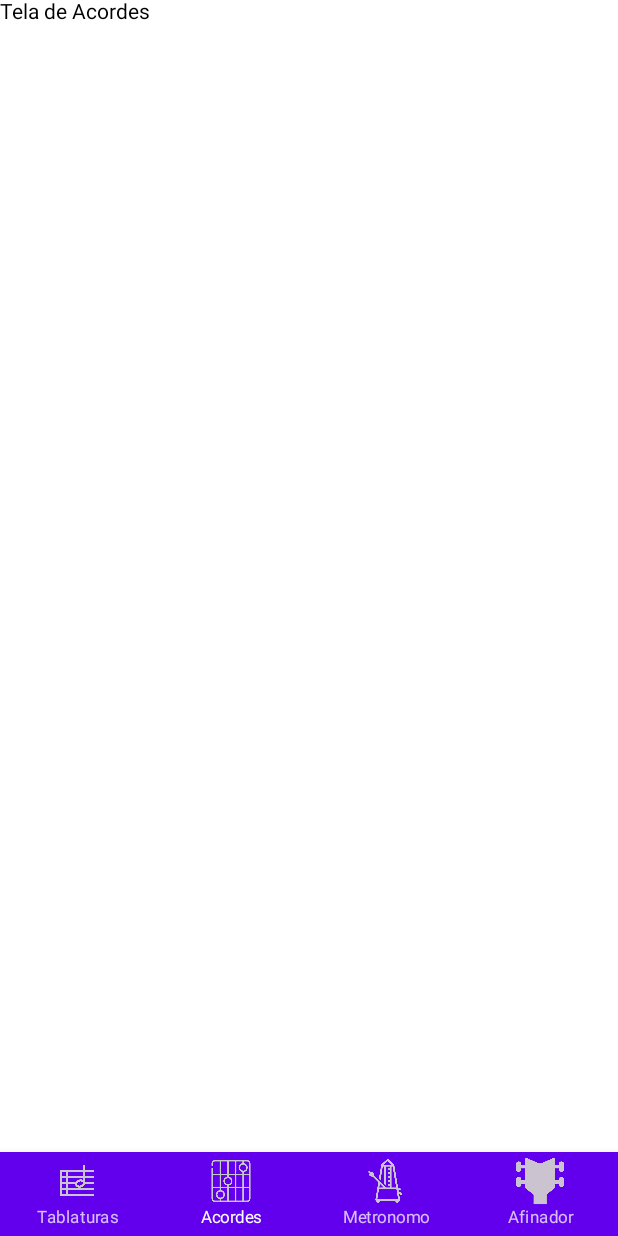
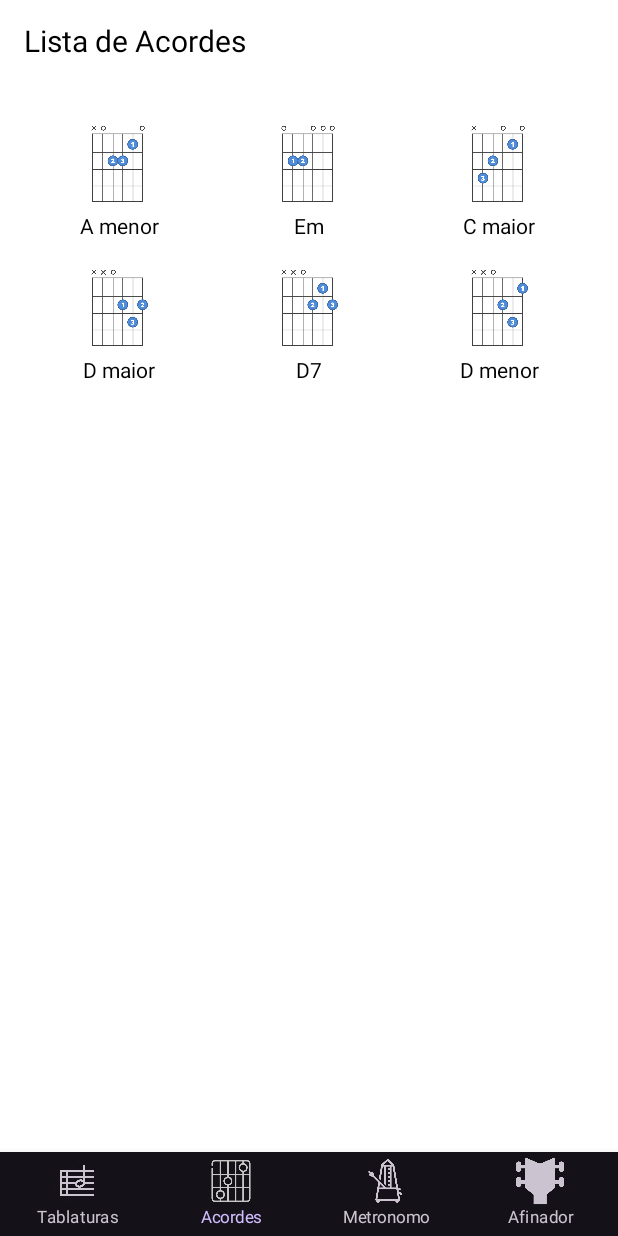
Before and after one commit to lefranc20/ViolaoSuite, an Android app built with Jetpack Compose: the screen it shows after launch (MainActivity), on a phone screen of 412 x 824 dp. Run offline under Robolectric (Android 15) with nearby library versions, the phone set to English and light mode, and no system bars.

Commit message:
Tela de Acordes básica adicionada

```diff
--- a/app/src/main/java/com/example/violao_suite/MainActivity.kt
+++ b/app/src/main/java/com/example/violao_suite/MainActivity.kt
@@ -1,42 +1,38 @@
 package com.example.violao_suite
 
-// import androidx.compose.material3.*
+import androidx.compose.foundation.Image
+import androidx.compose.foundation.layout.*
+import androidx.compose.foundation.lazy.grid.*
 import androidx.compose.material.*
-
 import android.annotation.SuppressLint
 import android.os.Bundle
 import androidx.activity.ComponentActivity
 import androidx.activity.compose.setContent
-import androidx.compose.foundation.Image
-import androidx.compose.foundation.layout.fillMaxSize
-//noinspection UsingMaterialAndMaterial3Libraries
 import androidx.compose.runtime.*
+import androidx.compose.ui.Alignment
 import androidx.compose.ui.Modifier
+import androidx.compose.ui.graphics.Color
 import androidx.compose.ui.res.painterResource
+import androidx.compose.ui.unit.dp
+import androidx.compose.ui.unit.sp
 import androidx.navigation.NavHostController
 import androidx.navigation.compose.rememberNavController
 import androidx.navigation.compose.NavHost
 import androidx.navigation.compose.composable
-import androidx.compose.ui.unit.dp
-import androidx.compose.ui.Alignment
-import androidx.compose.foundation.layout.size
-import androidx.compose.ui.unit.sp // Import para definir o tamanho da fonte
-import androidx.compose.foundation.Image
 import androidx.navigation.compose.currentBackStackEntryAsState
-import com.example.violao_suite.R
 
 class MainActivity : ComponentActivity() {
     override fun onCreate(savedInstanceState: Bundle?) {
         super.onCreate(savedInstanceState)
         setContent {
-            MyApp()
+            App()
         }
     }
 }
 
 @SuppressLint("UnusedMaterialScaffoldPaddingParameter")
 @Composable
-fun MyApp() {
+fun App() {
     val navController = rememberNavController()
     Scaffold(
         bottomBar = { BottomNavigationBar(navController) }
@@ -51,54 +47,48 @@ fun currentRoute(navController: NavHostController): String? {
     return navBackStackEntry?.destination?.route
 }
 
-
 @Composable
 fun BottomNavigationBar(navController: NavHostController) {
     val items = listOf("tablaturas", "acordes", "metronomo", "afinador")
     val currentRoute = currentRoute(navController)
-    BottomNavigation {
+    BottomNavigation(
+        backgroundColor = Color(0xFF141218), // Cor de fundo da barra de navegação inferior
+    ) {
         items.forEach { screen ->
             BottomNavigationItem(
                 icon = {
                     when (screen) {
                         "tablaturas" -> Image(
-                            painter = painterResource(id = R.drawable.ic_tablaturas), // Substitua pelo ID da sua imagem
+                            painter = painterResource(id = R.drawable.ic_tablaturas),
                             contentDescription = "Tablaturas",
-                            modifier = Modifier
-                                .size(32.dp) // Tamanho do ícone
-                                .align(Alignment.CenterVertically) // Centraliza verticalmente
+                            modifier = Modifier.size(32.dp)
                         )
                         "acordes" -> Image(
-                            painter = painterResource(id = R.drawable.ic_acordes), // Substitua pelo ID da sua imagem
+                            painter = painterResource(id = R.drawable.ic_acordes),
                             contentDescription = "Acordes",
-                            modifier = Modifier
-                                .size(32.dp) // Tamanho do ícone
-                                .align(Alignment.CenterVertically) // Centraliza verticalmente
+                            modifier = Modifier.size(32.dp)
                         )
                         "metronomo" -> Image(
-                            painter = painterResource(id = R.drawable.ic_metronomo), // Substitua pelo ID da sua imagem
+                            painter = painterResource(id = R.drawable.ic_metronomo),
                             contentDescription = "Metronomo",
-                            modifier = Modifier
-                                .size(32.dp) // Tamanho do ícone
-                                .align(Alignment.CenterVertically) // Centraliza verticalmente
+                            modifier = Modifier.size(32.dp)
                         )
                         "afinador" -> Image(
-                            painter = painterResource(id = R.drawable.ic_afinador), // Substitua pelo ID da sua imagem
+                            painter = painterResource(id = R.drawable.ic_afinador),
                             contentDescription = "Afinador",
-                            modifier = Modifier
-                                .size(32.dp) // Tamanho do ícone
-                                .align(Alignment.CenterVertically) // Centraliza verticalmentes
-                                ,
+                            modifier = Modifier.size(32.dp)
                         )
                     }
                 },
                 label = {
                     Text(
                         text = screen.replaceFirstChar { it.uppercase() },
-                        fontSize = 11.sp, // Altere o tamanho da fonte conforme necessário
+                        fontSize = 11.sp,
                     )
                 },
                 selected = currentRoute == screen,
+                selectedContentColor = Color(0xFFD0BCFE), // Cor quando o item está selecionado
+                unselectedContentColor = Color(0xFFCAC4D0), // Cor quando o item não está selecionado
                 onClick = {
                     navController.navigate(screen) {
                         popUpTo(navController.graph.startDestinationId) {
@@ -123,9 +113,48 @@ fun NavigationHost(navController: NavHostController) {
     }
 }
 
+// Exibição da lista de acordes em uma grade
 @Composable
 fun AcordesScreen() {
-    Text(text = "Tela de Acordes", modifier = Modifier.fillMaxSize())
+    val acordes = listOf(
+        Pair("A menor", R.drawable.img_am), // Substitua pelos IDs das suas imagens
+        Pair("Em", R.drawable.img_em),
+        Pair("C maior", R.drawable.img_c),
+        Pair("D maior", R.drawable.img_d),
+        Pair("D7", R.drawable.img_d7),
+        Pair("D menor", R.drawable.img_dm)
+    )
+
+    Column(modifier = Modifier.fillMaxSize()) {
+        Text(
+            text = "Lista de Acordes",
+            modifier = Modifier.padding(16.dp),
+            fontSize = 20.sp
+        )
+
+        LazyVerticalGrid(
+            columns = GridCells.Fixed(3), // Define 3 colunas
+            contentPadding = PaddingValues(16.dp),
+            modifier = Modifier.fillMaxSize()
+        ) {
+            items(acordes) { acorde ->
+                Column(
+                    horizontalAlignment = Alignment.CenterHorizontally,
+                    modifier = Modifier.padding(8.dp)
+                ) {
+                    Image(
+                        painter = painterResource(id = acorde.second),
+                        contentDescription = acorde.first,
+                        modifier = Modifier.size(64.dp)
+                    )
+                    Text(
+                        text = acorde.first,
+                        fontSize = 14.sp
+                    )
+                }
+            }
+        }
+    }
 }
 
 @Composable
```
Also changed, not shown: app/src/main/res/drawable/img_am.png (added), app/src/main/res/drawable/img_c.png (added), app/src/main/res/drawable/img_d.png (added), app/src/main/res/drawable/img_d7.png (added), app/src/main/res/drawable/img_dm.png (added), app/src/main/res/drawable/img_em.png (added).
